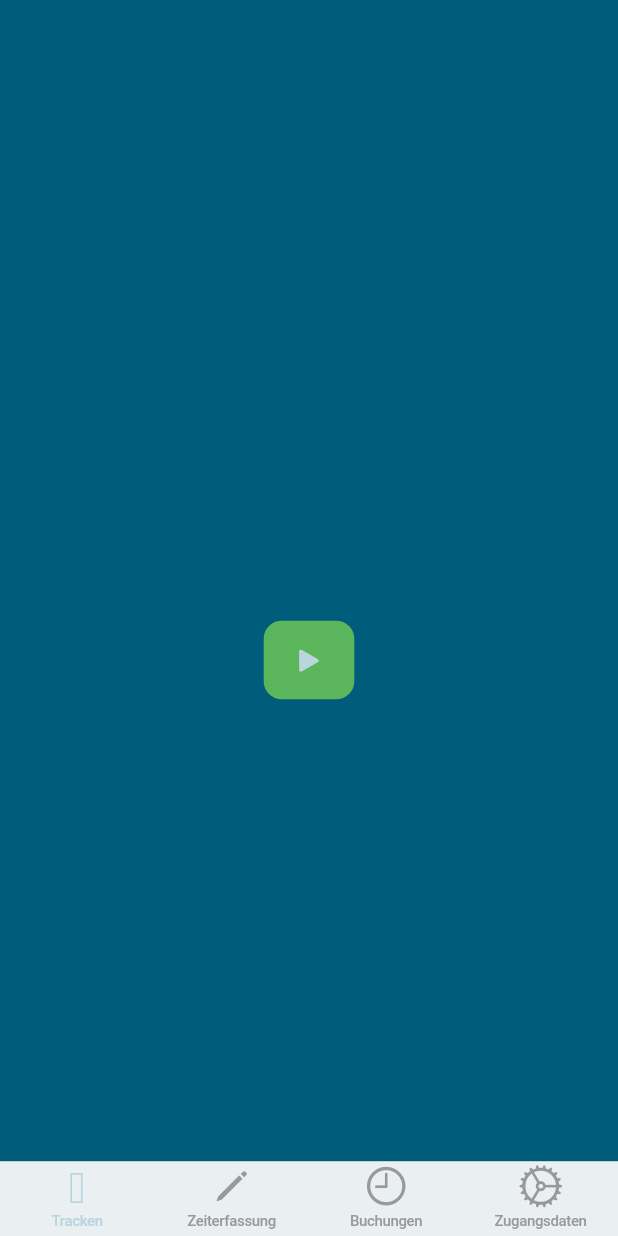
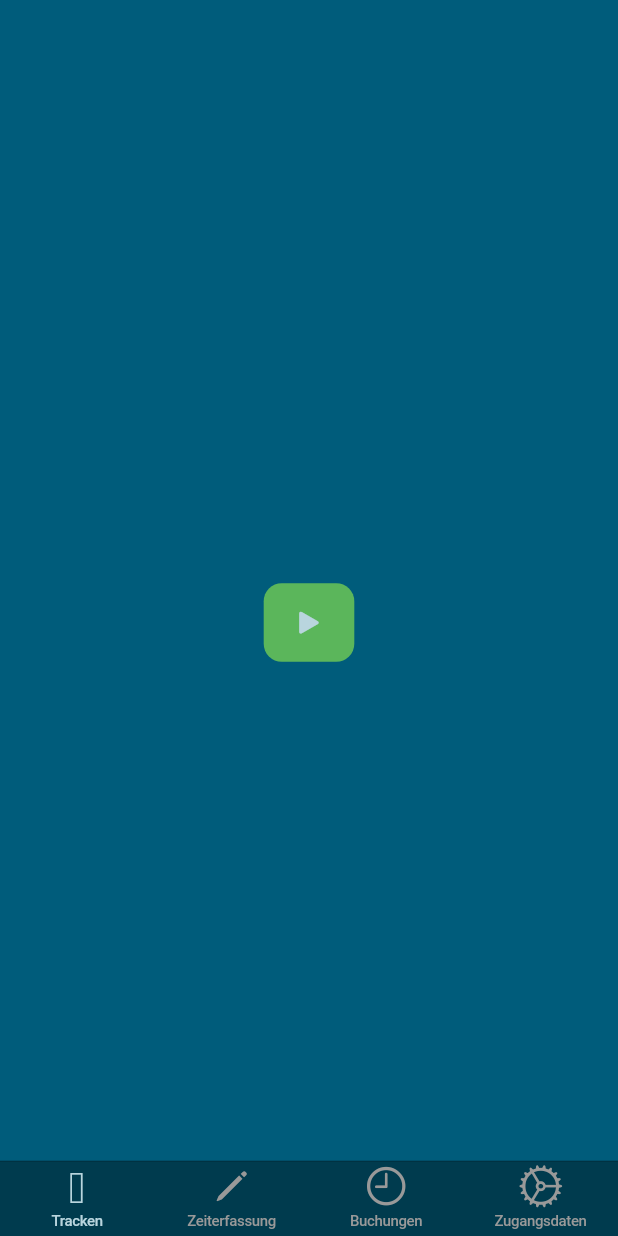
Before and after one commit to SimonIT/timetracker, a Flutter app: the screen it shows after launch, on a phone screen of 412 x 824 dp. Run offline on Flutter 3.47's test engine with Material 2 defaults, Android fonts, the phone set to English and light mode, and no system bars; our stand-ins replace flutter_secure_storage, flutter_typeahead; missing offline and left inert: duration; accounts and stored records are empty; generated files the repository leaves out were written again; statements that could not run were skipped.

Commit message:
barBackgroundColor bug fixed

```diff
--- a/lib/main.dart
+++ b/lib/main.dart
@@ -66,7 +66,7 @@ class _MyAppState extends State<MyApp> {
       theme: CupertinoThemeData(
         primaryColor: Color.fromRGBO(185, 213, 222, 1),
         primaryContrastingColor: Color.fromRGBO(0, 59, 78, 1),
-        // barBackgroundColor: Color.fromRGBO(0, 59, 78, 1), // closes keyboard immediately
+        barBackgroundColor: Color.fromRGBO(0, 59, 78, 1),
         textTheme: CupertinoTextThemeData(
           textStyle: TextStyle(
             color: CupertinoColors.white,
```
Also changed, not shown: pubspec.lock.
